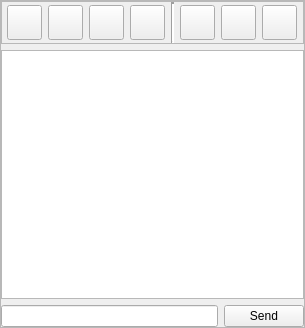
Above: trunk/src/chatwindow.ui from svn2github/twsoldunsupported before the change. Below: the same form after it.
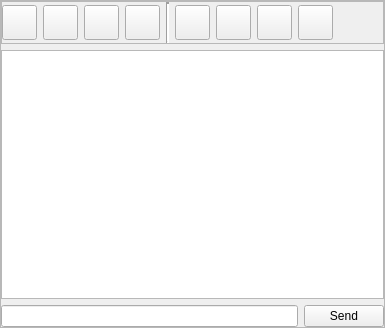
That is the form after the change.

```diff
--- a/trunk/src/chatwindow.ui
+++ b/trunk/src/chatwindow.ui
@@ -6,7 +6,7 @@
    <rect>
     <x>0</x>
     <y>0</y>
-    <width>305</width>
+    <width>385</width>
     <height>328</height>
    </rect>
   </property>
@@ -85,7 +85,7 @@
               <rect>
                <x>0</x>
                <y>0</y>
-               <width>297</width>
+               <width>377</width>
                <height>41</height>
               </rect>
              </property>
@@ -307,6 +307,44 @@
                   </property>
                  </widget>
                 </item>
+                <item>
+                 <widget class="QPushButton" name="pbresize">
+                  <property name="minimumSize">
+                   <size>
+                    <width>35</width>
+                    <height>35</height>
+                   </size>
+                  </property>
+                  <property name="maximumSize">
+                   <size>
+                    <width>35</width>
+                    <height>35</height>
+                   </size>
+                  </property>
+                  <property name="text">
+                   <string/>
+                  </property>
+                  <property name="iconSize">
+                   <size>
+                    <width>16</width>
+                    <height>16</height>
+                   </size>
+                  </property>
+                 </widget>
+                </item>
+                <item>
+                 <spacer name="horizontalSpacer">
+                  <property name="orientation">
+                   <enum>Qt::Horizontal</enum>
+                  </property>
+                  <property name="sizeHint" stdset="0">
+                   <size>
+                    <width>40</width>
+                    <height>20</height>
+                   </size>
+                  </property>
+                 </spacer>
+                </item>
                </layout>
               </item>
              </layout>
@@ -321,6 +359,9 @@
               <verstretch>0</verstretch>
              </sizepolicy>
             </property>
+            <property name="horizontalScrollBarPolicy">
+             <enum>Qt::ScrollBarAlwaysOff</enum>
+            </property>
            </widget>
           </item>
           <item>
```
